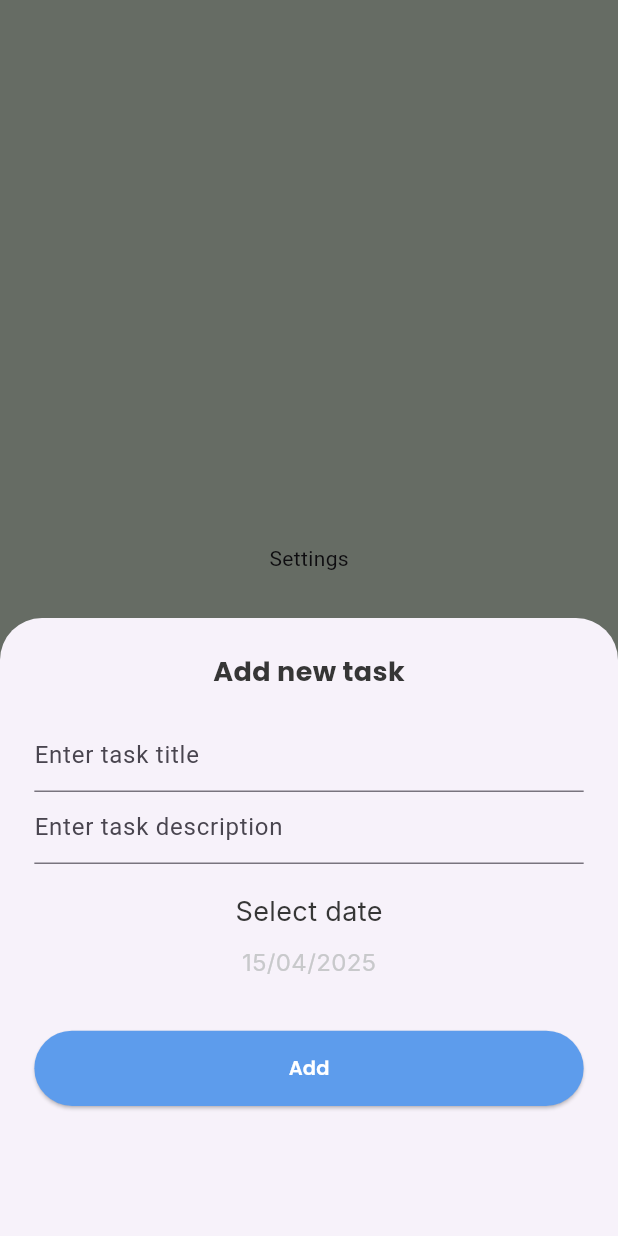
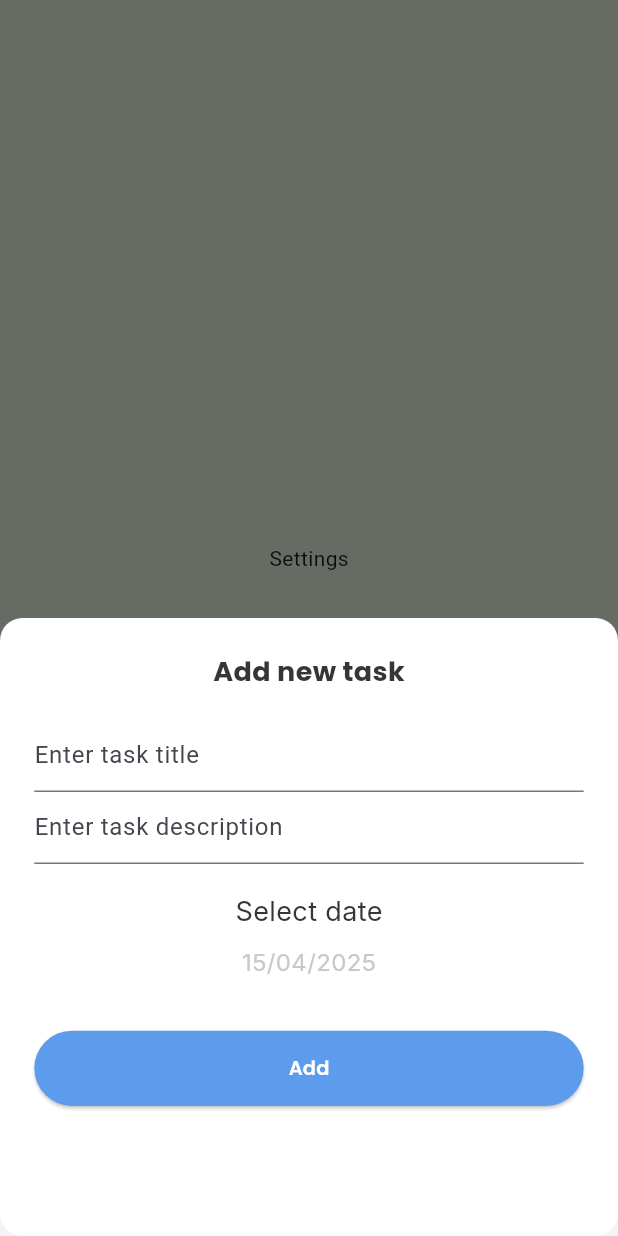
Before and after one commit to MoEhsan10/todo, a Flutter app: the screen it shows after launch, item 2 of the bottom bar chosen, after a tap on the "add" icon, on a phone screen of 412 x 824 dp. Run offline on Flutter 3.47's test engine with Material 3 defaults, Android fonts, the phone set to English and light mode, and no system bars; our stand-ins replace cloud_firestore, easy_date_timeline, firebase_core, flutter_screenutil, flutter_slidable, fluttertoast and 1 more; accounts and stored records are empty.

Commit message:
+ create task provider + implement delete task

```diff
--- a/lib/core/utils/colors_manager.dart
+++ b/lib/core/utils/colors_manager.dart
@@ -8,5 +8,5 @@ static const Color black =Color(0xFF363636);
 static const Color white =Color(0xFFFFFFFF);
 static const Color grey =Color(0xFFC8C9CB);
 static const Color green =Color(0xFF61E757);
-static const Color red =Color(0xFF61E757);
+static const Color red =Color(0xFFEC4B4B);
 }
--- a/lib/firebase_functions/firebase_function.dart
+++ b/lib/firebase_functions/firebase_function.dart
@@ -1,5 +1,4 @@
 import 'package:cloud_firestore/cloud_firestore.dart';
-import 'package:firebase_core/firebase_core.dart';
 import 'package:todo_app_v2/models/task_model.dart';
 
 class FirebaseFunction {
@@ -22,4 +21,9 @@ class FirebaseFunction {
      QuerySnapshot<TaskModel> querySnapshot = await taskCollection.get();
      return  querySnapshot.docs.map((docSnapShot) => docSnapShot.data(),).toList();
   }
+
+  static Future<void> deleteTaskFromFireStore(String taskId)async {
+    CollectionReference<TaskModel> taskCollection = getTasksCollection();
+   return taskCollection.doc(taskId).delete();
+  }
 }
--- a/lib/main.dart
+++ b/lib/main.dart
@@ -1,11 +1,15 @@
 import 'package:cloud_firestore/cloud_firestore.dart';
 import 'package:firebase_core/firebase_core.dart';
 import 'package:flutter/material.dart';
+import 'package:provider/provider.dart';
 import 'package:todo_app_v2/my_app.dart';
+import 'package:todo_app_v2/presentation/screens/home/tabs/tasks/provider/tasks_provider.dart';
 
-Future<void>main() async{
+Future<void> main() async {
   WidgetsFlutterBinding.ensureInitialized();
   await Firebase.initializeApp();
   await FirebaseFirestore.instance.disableNetwork();
-  runApp(const MyApp());
+  runApp(ChangeNotifierProvider(
+      create: (context) => TasksProvider(),
+      child: const MyApp()));
 }
--- a/lib/presentation/Widgets/default_elevated_button.dart
+++ b/lib/presentation/Widgets/default_elevated_button.dart
@@ -1,7 +1,6 @@
 import 'package:flutter/material.dart';
 import 'package:flutter_screenutil/flutter_screenutil.dart';
 import 'package:todo_app_v2/core/utils/app_light_Styles.dart';
-import 'package:todo_app_v2/my_app.dart';
 
 class DefaultElevatedButton extends StatelessWidget {
   DefaultElevatedButton(
--- a/lib/presentation/screens/home/home_screen.dart
+++ b/lib/presentation/screens/home/home_screen.dart
@@ -42,7 +42,10 @@ class _HomeScreenState extends State<HomeScreen> {
             ],
         ),
       ),
-      floatingActionButton: FloatingActionButton(onPressed: () => showModalBottomSheet(context: context,builder: (_) =>TaskBottomSheet()),
+      floatingActionButton: FloatingActionButton(onPressed: () =>
+          showModalBottomSheet(
+            isScrollControlled: true,
+              context: context,builder: (_) =>TaskBottomSheet()),
       child: Icon(Icons.add,size: 32.sp,),
       ),
       floatingActionButtonLocation: FloatingActionButtonLocation.centerDocked,
--- /dev/null
+++ b/lib/presentation/screens/home/tabs/tasks/provider/tasks_provider.dart
@@ -0,0 +1,24 @@
+import 'package:flutter/material.dart';
+import '../../../../../../firebase_functions/firebase_function.dart';
+import '../../../../../../models/task_model.dart';
+
+class TasksProvider extends ChangeNotifier {
+  List<TaskModel> tasks = [];
+  DateTime selectedDate = DateTime.now();
+
+  Future<void> getTasks() async {
+    List<TaskModel> allTasks = await FirebaseFunction.getTasksFromFireStore();
+    tasks = allTasks.where(
+            (task) =>
+            task.date.year == selectedDate.year &&
+            task.date.month == selectedDate.month &&
+            task.date.day == selectedDate.day
+    ).toList();
+    notifyListeners();
+  }
+
+  void getSelectedDateTask(DateTime date) {
+    selectedDate = date;
+    getTasks();
+  }
+}
--- a/lib/presentation/screens/home/tabs/tasks/tasks_tab.dart
+++ b/lib/presentation/screens/home/tabs/tasks/tasks_tab.dart
@@ -1,10 +1,10 @@
 import 'package:easy_date_timeline/easy_date_timeline.dart';
 import 'package:flutter/material.dart';
 import 'package:flutter_screenutil/flutter_screenutil.dart';
+import 'package:provider/provider.dart';
 import 'package:todo_app_v2/core/utils/app_light_Styles.dart';
 import 'package:todo_app_v2/core/utils/colors_manager.dart';
-import 'package:todo_app_v2/firebase_functions/firebase_function.dart';
-import 'package:todo_app_v2/models/task_model.dart';
+import 'package:todo_app_v2/presentation/screens/home/tabs/tasks/provider/tasks_provider.dart';
 import 'package:todo_app_v2/presentation/screens/home/tabs/tasks/widgets/task_item.dart';
 
 class TasksTab extends StatefulWidget {
@@ -16,15 +16,16 @@ class TasksTab extends StatefulWidget {
 
 class _TasksTabState extends State<TasksTab> {
   @override
-  List<TaskModel> tasks =[];
+
+  bool shouldGetTasks=true;
   Widget build(BuildContext context) {
     double screenHeight = MediaQuery.sizeOf(context).height;
-   if(tasks.isEmpty){
-    getTasks();
+    TasksProvider tasksProvider = Provider.of<TasksProvider>(context);
+   if(shouldGetTasks){
+     tasksProvider.getTasks();
+    shouldGetTasks=false;
    }
-
-
-    return Column(
+   return Column(
       children: [
         Stack(
           children: [
@@ -42,14 +43,14 @@ class _TasksTabState extends State<TasksTab> {
               padding: REdgeInsets.only(top: screenHeight*0.14),
               child: EasyInfiniteDateTimeLine(
                 firstDate: DateTime.now().subtract(Duration(days: 365)),
-                focusDate: DateTime.now(),
+                focusDate: tasksProvider.selectedDate,
                 lastDate: DateTime.now().add(Duration(days: 365)),
+                onDateChange: (selectedDate) => tasksProvider.getSelectedDateTask(selectedDate),
                 showTimelineHeader: false,
                 dayProps: EasyDayProps(
                     height: 79.h,
                     width: 58.w,
                     dayStructure: DayStructure.dayStrDayNum,
-
                     activeDayStyle: DayStyle(
                       dayNumStyle:ApplightStyle.calenderSelectedItem?.copyWith(fontSize: 18),
                       dayStrStyle: ApplightStyle.calenderSelectedItem,
@@ -59,6 +60,16 @@ class _TasksTabState extends State<TasksTab> {
                           borderRadius: BorderRadius.all(Radius.circular(5))
                       ),
                     ),
+
+                    todayStyle: DayStyle(
+                      dayNumStyle:ApplightStyle.calenderUnSelectedItem?.copyWith(fontSize: 18),
+                      dayStrStyle: ApplightStyle.calenderUnSelectedItem,
+                      monthStrStyle: ApplightStyle.calenderUnSelectedItem,
+                      decoration: BoxDecoration(
+                      color: ColorsManager.white,
+                      borderRadius: BorderRadius.all(Radius.circular(5))
+                        ),
+                      ),
 
                     inactiveDayStyle: DayStyle(
                       dayNumStyle:ApplightStyle.calenderUnSelectedItem?.copyWith(fontSize: 18),
@@ -76,15 +87,10 @@ class _TasksTabState extends State<TasksTab> {
         ),
         Expanded(child: ListView.builder(
           padding: REdgeInsets.only(top: 20),
-          itemBuilder: (context, index) => TaskItem(task:tasks[index],),itemCount: tasks.length,))
+          itemBuilder: (context, index) => TaskItem(task:tasksProvider.tasks[index],),itemCount: tasksProvider.tasks.length,))
 
       ],
     );
   }
-  Future<void> getTasks() async{
-    tasks= await FirebaseFunction.getTasksFromFireStore();
-    setState(() {
 
-    });
-  }
 }
--- a/lib/presentation/screens/home/tabs/tasks/widgets/task_bottomsheet.dart
+++ b/lib/presentation/screens/home/tabs/tasks/widgets/task_bottomsheet.dart
@@ -1,13 +1,15 @@
-import 'package:cloud_firestore/cloud_firestore.dart';
 import 'package:flutter/material.dart';
 import 'package:flutter_screenutil/flutter_screenutil.dart';
+import 'package:fluttertoast/fluttertoast.dart';
 import 'package:intl/intl.dart';
+import 'package:provider/provider.dart';
 import 'package:todo_app_v2/core/utils/app_light_Styles.dart';
 import 'package:todo_app_v2/core/utils/colors_manager.dart';
 import 'package:todo_app_v2/firebase_functions/firebase_function.dart';
 import 'package:todo_app_v2/models/task_model.dart';
 import 'package:todo_app_v2/presentation/Widgets/default_elevated_button.dart';
 import 'package:todo_app_v2/presentation/Widgets/default_textFormField.dart';
+import 'package:todo_app_v2/presentation/screens/home/tabs/tasks/provider/tasks_provider.dart';
 
 class TaskBottomSheet extends StatefulWidget {
   const TaskBottomSheet({super.key});
@@ -25,9 +27,15 @@ class _TaskBottomSheetState extends State<TaskBottomSheet> {
 
   @override
   Widget build(BuildContext context) {
-    return Container(
+    return Padding(
+      padding: EdgeInsets.only(bottom: MediaQuery.of(context).viewInsets.bottom),
+      child: Container(
         height: MediaQuery.sizeOf(context).height*0.5,
         padding: REdgeInsets.all(20),
+        decoration: BoxDecoration(
+          color: ColorsManager.white,
+          borderRadius: BorderRadius.horizontal(left: Radius.circular(15),right: Radius.circular(15)),
+        ),
         child: Form(
           key: formKey,
           child: SingleChildScrollView(
@@ -83,6 +91,7 @@ class _TaskBottomSheetState extends State<TaskBottomSheet> {
             ),
           ),
         ),
+      ),
     );
   }
 
@@ -96,9 +105,23 @@ class _TaskBottomSheetState extends State<TaskBottomSheet> {
         .timeout(Duration(microseconds: 100)
           ,onTimeout: () {
           Navigator.pop(context);
+          Provider.of<TasksProvider>(context,listen: false).getTasks();
+          Fluttertoast.showToast(
+              msg: "Task added successfully",
+              toastLength: Toast.LENGTH_LONG,
+              timeInSecForIosWeb: 5,
+              backgroundColor: ColorsManager.blue,
+          );
     },)
         .catchError((error){
-
+            Fluttertoast.showToast(
+                msg: "Something went wrong",
+                toastLength: Toast.LENGTH_LONG,
+                timeInSecForIosWeb: 5,
+                backgroundColor: ColorsManager.blue,
+                textColor: Colors.white,
+                fontSize: 16.0
+            );
     });
   }
 }
--- a/pubspec.yaml
+++ b/pubspec.yaml
@@ -42,6 +42,9 @@ dependencies:
   intl: ^0.19.0
   firebase_core: ^3.12.1
   cloud_firestore: ^5.6.5
+  provider: ^6.1.4
+  fluttertoast: ^8.2.12
+  flutter_slidable: ^3.1.2
 
 
 
```
Also changed, not shown: lib/presentation/screens/home/tabs/tasks/widgets/task_item.dart (+49 -0 lines), pubspec.lock, 1 other file. Lines whose indentation alone changed are shown as unchanged.
